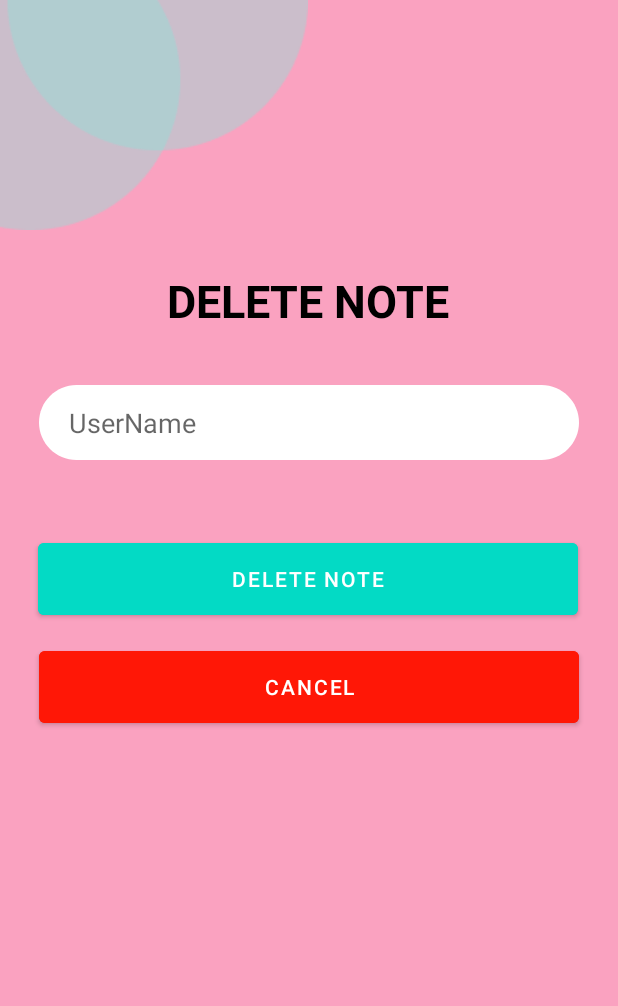
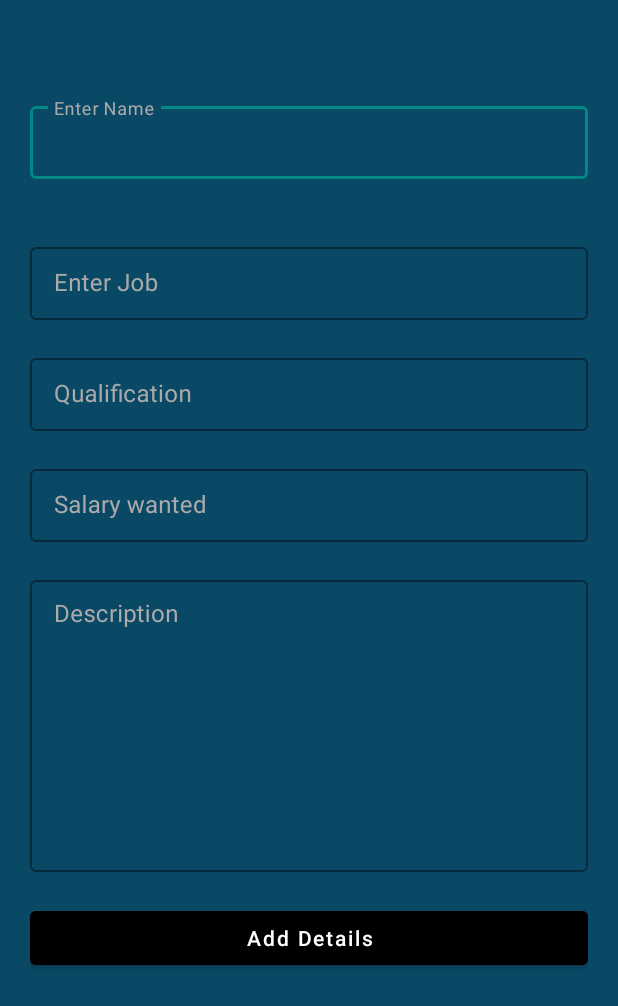
Before and after one commit to IT21238062/CarrerQuestApplication, an Android app: the Profile screen opened directly, with no data from a screen before it, after a tap on "APPLICATION", on a phone screen of 412 x 824 dp. Shown: the top 1006 px of the screen. Run offline under Robolectric (Android 15) with nearby library versions, the phone set to English and light mode, and no system bars; our stand-ins replace Firebase (no records; nobody signed in at launch, a user with empty details on screens opened directly).

Commit message:
Vithu new3

```diff
--- /dev/null
+++ b/app/src/main/java/com/example/carrerquestapplication/AddApplication.kt
@@ -0,0 +1,59 @@
+package com.example.carrerquestapplication
+
+import androidx.appcompat.app.AppCompatActivity
+import android.os.Bundle
+import com.google.firebase.auth.FirebaseAuth
+import android.widget.Toast
+import com.example.carrerquestapplication.databinding.ActivityAddApplicationBinding
+import com.example.carrerquestapplication.databinding.ActivityAdddataBinding
+import com.google.firebase.database.DatabaseReference
+import com.google.firebase.database.FirebaseDatabase
+
+
+
+class AddApplication : AppCompatActivity() {
+
+    private lateinit var auth : FirebaseAuth
+    private lateinit var binding : ActivityAddApplicationBinding
+    private lateinit var database : DatabaseReference
+
+
+    override fun onCreate(savedInstanceState: Bundle?) {
+        super.onCreate(savedInstanceState)
+        binding = ActivityAddApplicationBinding.inflate(layoutInflater)
+        setContentView(binding.root)
+
+        auth = FirebaseAuth.getInstance()
+
+        binding.btnAddDetails.setOnClickListener {
+
+            val name = binding.etCourseName.text.toString()
+            val job = binding.etCourseSuitedFor.text.toString()
+            val quality = binding.etCourseImageLink.text.toString()
+            val salary = binding.etCourseLink.text.toString()
+            val description = binding.etCourseDescription.text.toString()
+
+            database = FirebaseDatabase.getInstance().getReference("Application")
+            val Application = Application( name, job,quality,salary,description)
+            database.child(name).setValue(Application).addOnSuccessListener {
+
+                binding.etCourseName.text?.clear()
+                binding.etCourseSuitedFor.text?.clear()
+                binding.etCourseImageLink.text?.clear()
+                binding.etCourseLink.text?.clear()
+                binding.etCourseDescription.text?.clear()
+
+                Toast.makeText(this,"Successfully Created",Toast.LENGTH_SHORT).show()
+
+            }.addOnFailureListener{
+
+                Toast.makeText(this,"Failed",Toast.LENGTH_SHORT).show()
+
+
+            }
+
+
+           }
+
+    }
+}
--- /dev/null
+++ b/app/src/main/java/com/example/carrerquestapplication/Application.kt
@@ -0,0 +1,5 @@
+package com.example.carrerquestapplication
+
+data class Application(val name : String? = null,val job : String? = null,val quality : String? = null,val salary : String? = null,val description : String? = null){
+
+}
--- a/app/src/main/java/com/example/carrerquestapplication/Profile.kt
+++ b/app/src/main/java/com/example/carrerquestapplication/Profile.kt
@@ -37,7 +37,7 @@ class Profile : AppCompatActivity() {
         }
 
         DeleteNoteBtn.setOnClickListener{
-            val intent = Intent(this,DeleteData::class.java)
+            val intent = Intent(this,AddApplication::class.java)
             startActivity(intent)
         }
 
--- /dev/null
+++ b/app/src/main/res/layout/activity_add_application.xml
@@ -0,0 +1,156 @@
+<?xml version="1.0" encoding="utf-8"?>
+<androidx.constraintlayout.widget.ConstraintLayout xmlns:android="http://schemas.android.com/apk/res/android"
+    xmlns:app="http://schemas.android.com/apk/res-auto"
+    xmlns:tools="http://schemas.android.com/tools"
+    android:layout_width="match_parent"
+    android:layout_height="match_parent"
+    android:background="#0A4965"
+    tools:context=".AddApplication">
+
+    <RelativeLayout
+        android:layout_width="match_parent"
+        android:layout_height="wrap_content"
+        android:layout_marginBottom="89dp"
+        android:orientation="vertical"
+        android:padding="20dp"
+        app:layout_constraintBottom_toBottomOf="parent"
+        app:layout_constraintEnd_toEndOf="parent"
+        app:layout_constraintStart_toStartOf="parent"
+        app:layout_constraintTop_toTopOf="parent">
+
+        <LinearLayout
+            android:layout_width="match_parent"
+            android:layout_height="wrap_content"
+            android:orientation="vertical">
+
+            <com.google.android.material.textfield.TextInputLayout
+                style="@style/TextInputLayout"
+                android:layout_width="match_parent"
+                android:layout_height="wrap_content"
+                android:hint="@string/enter_course_name"
+                android:textColorHint="@android:color/darker_gray"
+                app:hintTextColor="@android:color/darker_gray">
+
+                <com.google.android.material.textfield.TextInputEditText
+                    android:id="@+id/etCourseName"
+                    android:layout_width="match_parent"
+                    android:layout_height="match_parent"
+                    android:autofillHints="false"
+                    android:inputType="text"
+                    android:textColor="@color/white"
+                    android:textSize="16sp" />
+            </com.google.android.material.textfield.TextInputLayout>
+
+            <com.google.android.material.textfield.TextInputLayout
+                style="@style/TextInputLayout"
+                android:layout_width="match_parent"
+                android:layout_height="wrap_content"
+                android:layout_marginTop="20dp"
+                android:hint="@string/enter_course_price"
+                android:textColorHint="@android:color/darker_gray"
+                app:hintTextColor="@android:color/darker_gray">
+
+            </com.google.android.material.textfield.TextInputLayout>
+
+            <com.google.android.material.textfield.TextInputLayout
+                style="@style/TextInputLayout"
+                android:layout_width="match_parent"
+                android:layout_height="wrap_content"
+                android:layout_marginTop="20dp"
+                android:hint="@string/course_suited_for"
+                android:textColorHint="@android:color/darker_gray"
+                app:hintTextColor="@android:color/darker_gray">
+
+                <com.google.android.material.textfield.TextInputEditText
+                    android:id="@+id/etCourseSuitedFor"
+                    android:layout_width="match_parent"
+                    android:layout_height="match_parent"
+                    android:autofillHints="false"
+                    android:inputType="text"
+                    android:textColor="@color/white"
+                    android:textSize="16sp" />
+            </com.google.android.material.textfield.TextInputLayout>
+
+            <com.google.android.material.textfield.TextInputLayout
+                style="@style/TextInputLayout"
+                android:layout_width="match_parent"
+                android:layout_height="wrap_content"
+                android:layout_marginTop="20dp"
+                android:hint="@string/course_image_link"
+                android:textColorHint="@android:color/darker_gray"
+                app:hintTextColor="@android:color/darker_gray">
+
+                <com.google.android.material.textfield.TextInputEditText
+                    android:id="@+id/etCourseImageLink"
+                    android:layout_width="match_parent"
+                    android:layout_height="match_parent"
+                    android:autofillHints="false"
+                    android:inputType="text"
+                    android:textColor="@color/white"
+                    android:textSize="16sp" />
+            </com.google.android.material.textfield.TextInputLayout>
+
+            <com.google.android.material.textfield.TextInputLayout
+                style="@style/TextInputLayout"
+                android:layout_width="match_parent"
+                android:layout_height="wrap_content"
+                android:layout_marginTop="20dp"
+                android:hint="@string/enter_course_link"
+                android:textColorHint="@android:color/darker_gray"
+                app:hintTextColor="@android:color/darker_gray">
+
+                <com.google.android.material.textfield.TextInputEditText
+                    android:id="@+id/etCourseLink"
+                    android:layout_width="match_parent"
+                    android:layout_height="match_parent"
+                    android:autofillHints="false"
+                    android:inputType="text"
+                    android:textColor="@color/white"
+                    android:textSize="16sp" />
+            </com.google.android.material.textfield.TextInputLayout>
+
+            <com.google.android.material.textfield.TextInputLayout
+                style="@style/TextInputLayout"
+                android:layout_width="match_parent"
+                android:layout_height="200dp"
+                android:layout_marginTop="20dp"
+                android:hint="@string/course_description"
+                android:textColorHint="@android:color/darker_gray"
+                app:hintTextColor="@android:color/darker_gray">
+
+                <com.google.android.material.textfield.TextInputEditText
+                    android:id="@+id/etCourseDescription"
+                    android:layout_width="match_parent"
+                    android:layout_height="match_parent"
+                    android:autofillHints="false"
+                    android:gravity="top"
+                    android:inputType="textMultiLine|textImeMultiLine"
+                    android:singleLine="false"
+                    android:textColor="@color/white"
+                    android:textSize="16sp" />
+            </com.google.android.material.textfield.TextInputLayout>
+
+            <Button
+                android:id="@+id/btnAddDetails"
+                android:layout_width="match_parent"
+                android:layout_height="wrap_content"
+                android:layout_marginTop="20dp"
+                android:layout_marginBottom="20dp"
+                android:backgroundTint="@color/black"
+                android:text="@string/add_course"
+                android:textAllCaps="false" />
+
+        </LinearLayout>
+
+        <ProgressBar
+            android:id="@+id/progressBar"
+            android:layout_width="wrap_content"
+            android:layout_height="wrap_content"
+            android:layout_centerInParent="true"
+            android:indeterminate="true"
+            android:visibility="gone" />
+
+    </RelativeLayout>
+
+
+</androidx.constraintlayout.widget.ConstraintLayout>
--- a/app/src/main/res/values/strings.xml
+++ b/app/src/main/res/values/strings.xml
@@ -1,3 +1,26 @@
 <resources>
     <string name="app_name">CarrerQuestApplication</string>
+
+    <string name="enter_email">Enter Email</string>
+    <string name="enter_password">Enter Password</string>
+    <string name="confirm_password">Confirm Password</string>
+    <string name="register">Register</string>
+    <string name="already_a_user_login_here">Already a User? Login Here</string>
+    <string name="login">Login</string>
+    <string name="don_t_have_an_account_register_here">Don\'t have an account. Register here.</string>
+    <string name="logout">Logout</string>
+    <string name="enter_course_name">Enter Name</string>
+    <string name="enter_course_price">Enter Tips Price</string>
+    <string name="course_suited_for">Enter Job</string>
+    <string name="course_image_link">Qualification</string>
+    <string name="enter_course_link">Salary wanted</string>
+    <string name="course_description">Description</string>
+    <string name="add_course">Add Details</string>
+    <string name="add_icon">add icon</string>
+    <string name="course_image"> Image</string>
+    <string name="course_hero_image"> Hero Image</string>
+    <string name="edit_course">Edit Tips</string>
+    <string name="delete_course">Delete Tips</string>
+    <string name="cancel">Cancel</string>
+    <string name="update">Update</string>
 </resources>
--- a/app/src/main/res/values/themes.xml
+++ b/app/src/main/res/values/themes.xml
@@ -18,4 +18,23 @@
         <item name="colorSecondary">#EA6894</item>
 
     </style>
+
+    <style name="Theme.UdemyClone" parent="Theme.MaterialComponents.DayNight.DarkActionBar">
+        <!-- Primary brand color. -->
+        <item name="colorPrimary">@color/purple_500</item>
+        <item name="colorPrimaryVariant">@color/purple_700</item>
+        <item name="colorOnPrimary">@color/white</item>
+        <!-- Secondary brand color. -->
+        <item name="colorSecondary">@color/teal_200</item>
+        <item name="colorSecondaryVariant">@color/teal_700</item>
+        <item name="colorOnSecondary">@color/black</item>
+        <!-- Status bar color. -->
+        <item name="android:statusBarColor" >?attr/colorPrimaryVariant</item>
+        <!-- Customize your theme here. -->
+    </style>
+
+    <style name="TextInputLayout" parent="Widget.MaterialComponents.TextInputLayout.OutlinedBox.Dense">
+        <item name="boxStrokeColor">@color/teal_700</item>
+        <item name="boxStrokeWidth">1dp</item>
+       </style>
 </resources>
```
Also changed, not shown: app/src/main/AndroidManifest.xml (+9 -0 lines).
